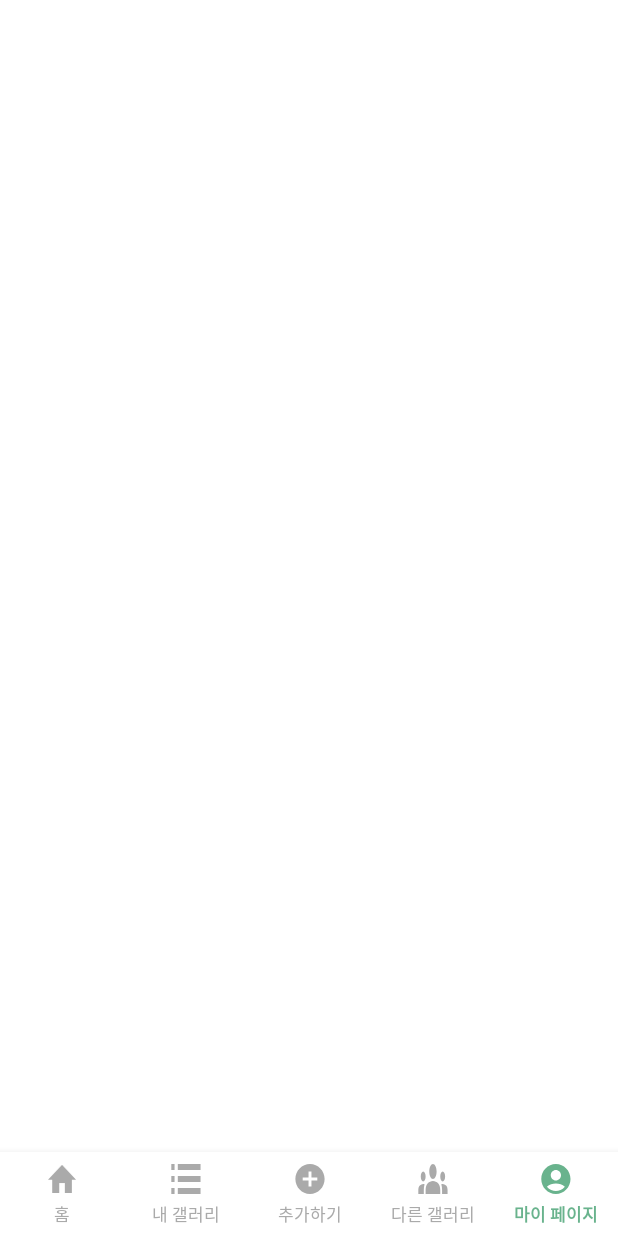
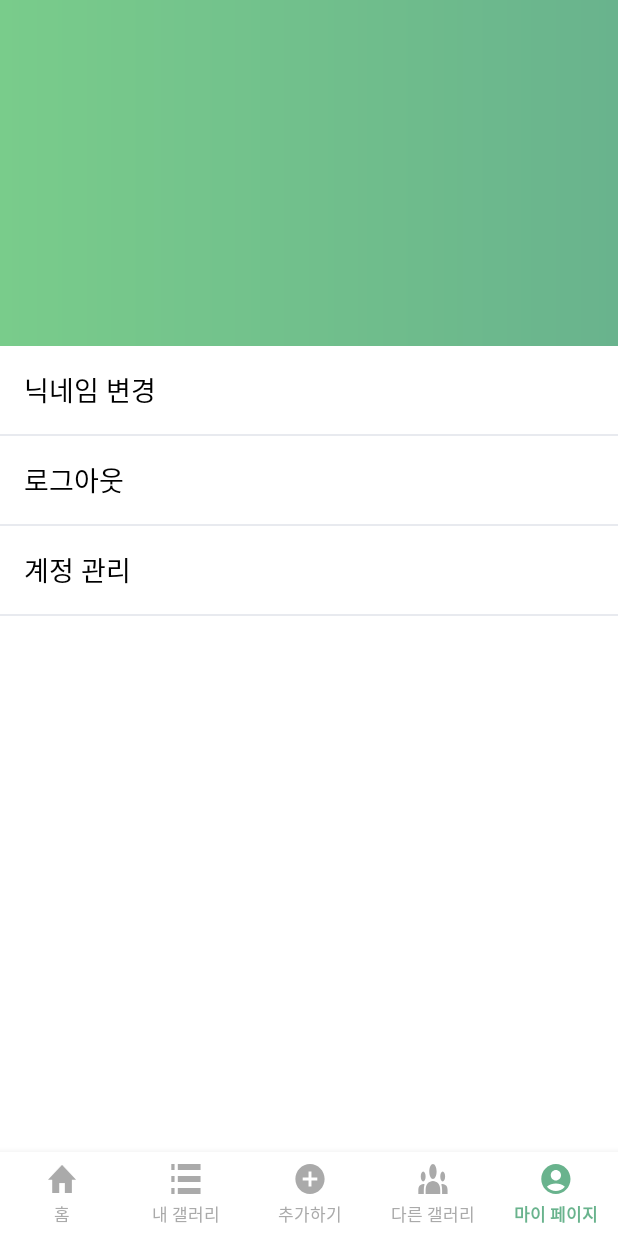
Before and after one commit to boostcampwm-2022/android07-Puzzle, an Android app: the MyPageFragment screen opened through its navigation route, on a phone screen of 412 x 824 dp. Run offline under Robolectric (Android 15) with nearby library versions, the phone set to English and light mode, and no system bars; our stand-ins replace Dagger/Hilt's generated code, Firebase (no records; nobody signed in at launch, a user with empty details on screens opened directly), navigation-ui.

Commit message:
design : 마이페이지 레이아웃 구현

```diff
--- a/app/src/main/res/layout/fragment_mypage.xml
+++ b/app/src/main/res/layout/fragment_mypage.xml
@@ -3,20 +3,125 @@
     xmlns:app="http://schemas.android.com/apk/res-auto"
     xmlns:tools="http://schemas.android.com/tools"
     android:layout_width="match_parent"
-    android:layout_height="match_parent"
-    tools:context=".ui.othersgallery.OthersGalleryFragment">
+    android:layout_height="match_parent">
+
+    <androidx.constraintlayout.widget.Guideline
+        android:id="@+id/bottom_guideline"
+        android:layout_width="wrap_content"
+        android:layout_height="wrap_content"
+        android:orientation="horizontal"
+        app:layout_constraintGuide_percent=".3" />
+
+    <androidx.constraintlayout.widget.Guideline
+        android:id="@id/start_guideline"
+        android:layout_width="wrap_content"
+        android:layout_height="wrap_content"
+        android:orientation="vertical"
+        app:layout_constraintGuide_begin="@dimen/activity_horizontal_margin"/>
+
+    <androidx.constraintlayout.widget.Guideline
+        android:id="@+id/end_guideline"
+        android:layout_width="wrap_content"
+        android:layout_height="wrap_content"
+        android:orientation="vertical"
+        app:layout_constraintGuide_end="@dimen/activity_horizontal_margin" />
+
+    <View
+        android:id="@+id/top_bar"
+        android:layout_width="0dp"
+        android:layout_height="0dp"
+        android:background="@drawable/all_toolbar_background"
+        app:layout_constraintTop_toTopOf="parent"
+        app:layout_constraintStart_toStartOf="parent"
+        app:layout_constraintEnd_toEndOf="parent"
+        app:layout_constraintBottom_toTopOf="@id/bottom_guideline"/>
 
     <TextView
-        android:id="@+id/text_notifications"
+        android:id="@+id/user_nickname"
+        style="@style/Theme.Puzzle.TextLarge.Bold"
+        android:layout_width="wrap_content"
+        android:layout_height="wrap_content"
+        android:layout_marginBottom="@dimen/text_vertical_margin"
+        tools:text="000님"
+        android:textColor="@color/onPrimary_color"
+        app:layout_constraintBottom_toTopOf="@id/welcome_text"
+        app:layout_constraintStart_toStartOf="@id/start_guideline"
+        app:layout_constraintTop_toTopOf="@id/top_bar"
+        app:layout_constraintVertical_chainStyle="packed" />
+
+    <TextView
+        android:id="@+id/welcome_text"
+        android:layout_width="wrap_content"
+        android:layout_height="wrap_content"
+        tools:text="오늘도 한 퍼팅 하셨나요?"
+        style="@style/Theme.Puzzle.TextMedium"
+        android:textColor="@color/onPrimary_color"
+        app:layout_constraintStart_toStartOf="@id/start_guideline"
+        app:layout_constraintTop_toBottomOf="@id/user_nickname"
+        app:layout_constraintBottom_toBottomOf="@id/top_bar"/>
+
+    <TextView
+        android:id="@+id/nickname_change"
+        android:layout_width="wrap_content"
+        android:layout_height="wrap_content"
+        android:text="@string/change_nickname"
+        android:layout_marginTop="@dimen/text_vertical_margin"
+        style="@style/Theme.Puzzle.TextMedium"
+        android:textColor="@color/black"
+        app:layout_constraintTop_toBottomOf="@id/bottom_guideline"
+        app:layout_constraintStart_toStartOf="@id/start_guideline"
+        app:layout_constraintBottom_toTopOf="@id/divider_nickname"/>
+
+    <TextView
+        android:id="@+id/divider_nickname"
         android:layout_width="match_parent"
+        android:layout_height="1dp"
+        android:layout_marginTop="@dimen/text_vertical_margin"
+        android:background="@color/disabled_color"
+        app:layout_constraintStart_toStartOf="@id/start_guideline"
+        app:layout_constraintTop_toBottomOf="@id/nickname_change"
+        app:layout_constraintBottom_toTopOf="@id/logout"/>
+
+    <TextView
+        android:id="@+id/logout"
+        android:layout_width="wrap_content"
         android:layout_height="wrap_content"
-        android:layout_marginStart="8dp"
-        android:layout_marginTop="8dp"
-        android:layout_marginEnd="8dp"
-        android:textAlignment="center"
-        android:textSize="20sp"
-        app:layout_constraintBottom_toBottomOf="parent"
-        app:layout_constraintEnd_toEndOf="parent"
-        app:layout_constraintStart_toStartOf="parent"
-        app:layout_constraintTop_toTopOf="parent" />
+        android:text="@string/logout"
+        android:layout_marginTop="@dimen/text_vertical_margin"
+        style="@style/Theme.Puzzle.TextMedium"
+        android:textColor="@color/black"
+        app:layout_constraintTop_toBottomOf="@id/divider_nickname"
+        app:layout_constraintStart_toStartOf="@id/start_guideline"
+        app:layout_constraintBottom_toTopOf="@id/divider_logout"/>
+
+    <TextView
+        android:id="@+id/divider_logout"
+        android:layout_width="match_parent"
+        android:layout_height="1dp"
+        android:layout_marginTop="@dimen/text_vertical_margin"
+        android:background="@color/disabled_color"
+        app:layout_constraintStart_toStartOf="@id/start_guideline"
+        app:layout_constraintTop_toBottomOf="@id/logout"/>
+
+    <TextView
+        android:id="@+id/setting"
+        android:layout_width="wrap_content"
+        android:layout_height="wrap_content"
+        android:text="@string/setting"
+        android:layout_marginTop="@dimen/text_vertical_margin"
+        style="@style/Theme.Puzzle.TextMedium"
+        android:textColor="@color/black"
+        app:layout_constraintTop_toBottomOf="@id/divider_logout"
+        app:layout_constraintStart_toStartOf="@id/start_guideline"
+        app:layout_constraintBottom_toTopOf="@id/divider_setting"/>
+
+    <TextView
+        android:id="@+id/divider_setting"
+        android:layout_width="match_parent"
+        android:layout_height="1dp"
+        android:layout_marginTop="@dimen/text_vertical_margin"
+        android:background="@color/disabled_color"
+        app:layout_constraintStart_toStartOf="@id/start_guideline"
+        app:layout_constraintTop_toBottomOf="@id/setting"/>
+
 </androidx.constraintlayout.widget.ConstraintLayout>
--- a/app/src/main/res/values/strings.xml
+++ b/app/src/main/res/values/strings.xml
@@ -36,4 +36,10 @@
     <string name="upload_set_public">공개</string>
     <string name="upload_set_private">비공개</string>
     <string name="uploadstep1_saying">문구</string>
+
+    <!--mypage-->
+    <string name="mypage_title">오늘도 한 퍼팅 하셨나요?</string>
+    <string name="change_nickname">닉네임 변경</string>
+    <string name="logout">로그아웃</string>
+    <string name="setting">계정 관리</string>
 </resources>
```
